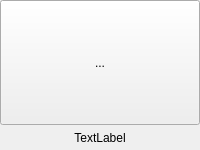
Above: res/UI/btnWin.ui from OneLight-Develop-Team/Zeus before the change. Below: the same form after it.
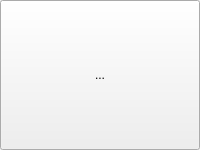
That is the form after the change.

What changed in the file:
```diff
--- a/res/UI/btnWin.ui
+++ b/res/UI/btnWin.ui
@@ -10,16 +10,10 @@
     <height>150</height>
    </rect>
   </property>
-  <property name="maximumSize">
-   <size>
-    <width>200</width>
-    <height>150</height>
-   </size>
-  </property>
   <property name="windowTitle">
    <string>Form</string>
   </property>
-  <layout class="QVBoxLayout" name="verticalLayout" stretch="5,1">
+  <layout class="QVBoxLayout" name="verticalLayout" stretch="5">
    <property name="spacing">
     <number>0</number>
    </property>
@@ -48,16 +42,6 @@
      </property>
     </widget>
    </item>
-   <item>
-    <widget class="QLabel" name="label">
-     <property name="text">
-      <string>TextLabel</string>
-     </property>
-     <property name="alignment">
-      <set>Qt::AlignCenter</set>
-     </property>
-    </widget>
-   </item>
   </layout>
  </widget>
  <resources/>
```
